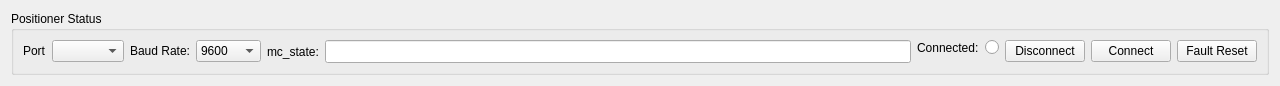
Old version of the form gui/pos_control_ui.ui in the repository Wireless-Research-Tester/Automated-Wireless-Research-Tester.
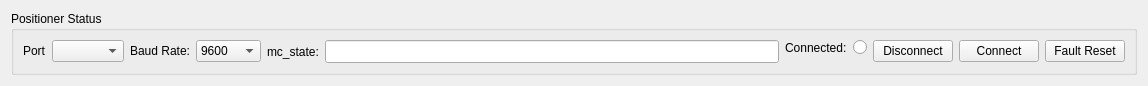
New version of the form.

Commit message: Created groupbox with graph mode selection buttons. added to MW

Patch:
```diff
--- a/gui/pos_control_ui.ui
+++ b/gui/pos_control_ui.ui
@@ -6,7 +6,7 @@
    <rect>
     <x>0</x>
     <y>0</y>
-    <width>1280</width>
+    <width>1148</width>
     <height>86</height>
    </rect>
   </property>
```
The commit also changes 4 other files.
